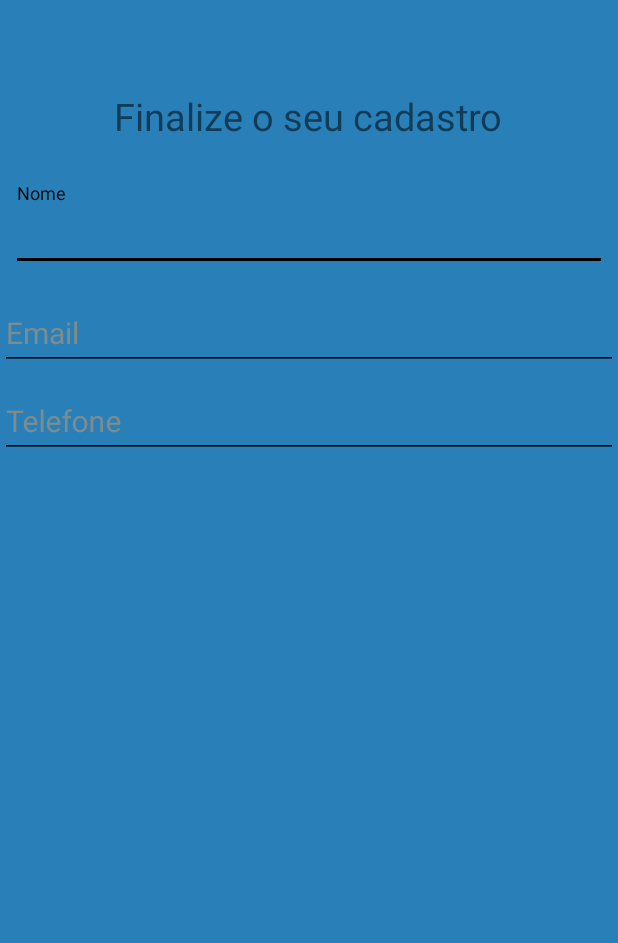
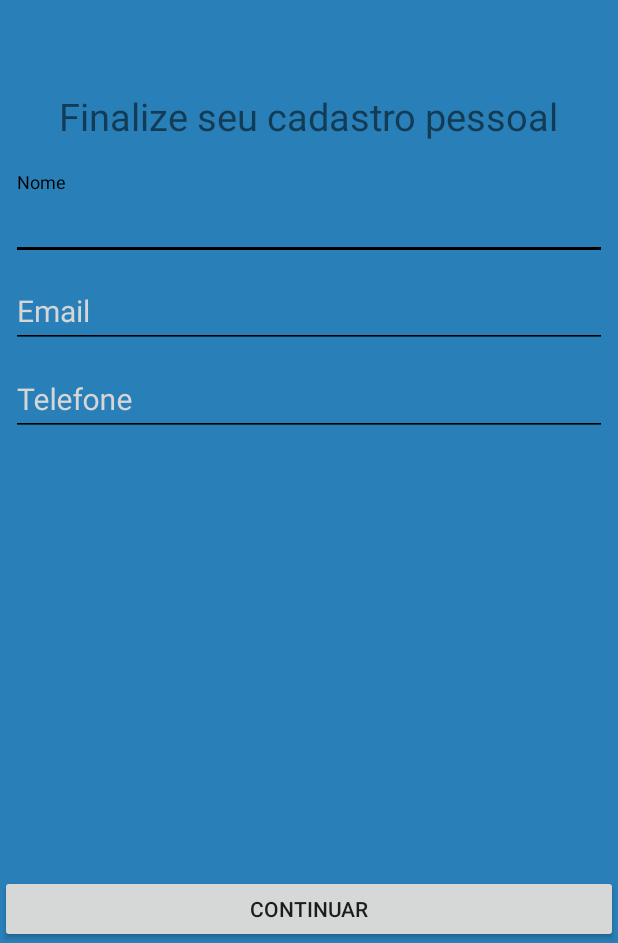
Before and after one commit to cesar1287/TagYou-android-app, an Android app: the RegisterActivity screen opened directly, with no data from a screen before it, on a phone screen of 412 x 824 dp, the part 293-1236 px from its top. Run offline under Robolectric (Android 15) with nearby library versions, the phone set to English and light mode, and no system bars.

Commit message:
Adição da activity regirter e category_register

```diff
--- a/app/build.gradle
+++ b/app/build.gradle
@@ -54,4 +54,5 @@ dependencies {
 
 
 
+
 apply plugin: 'com.google.gms.google-services'
--- a/app/src/main/AndroidManifest.xml
+++ b/app/src/main/AndroidManifest.xml
@@ -59,7 +59,8 @@
             android:name=".view.TagsFilterAffinityActivity"
             android:theme="@style/AppTheme.NoActionBar" />
         <activity android:name=".view.CompanyDetailsActivity" />
-        <activity android:name=".view.RegisterActivity"></activity>
+        <activity android:name=".view.RegisterActivity" />
+        <activity android:name=".view.CategoryRegisterActivity"></activity>
     </application>
 
 </manifest>
--- a/app/src/main/res/layout/activity_register.xml
+++ b/app/src/main/res/layout/activity_register.xml
@@ -1,5 +1,5 @@
 <?xml version="1.0" encoding="utf-8"?>
-<LinearLayout xmlns:android="http://schemas.android.com/apk/res/android"
+<RelativeLayout xmlns:android="http://schemas.android.com/apk/res/android"
     xmlns:app="http://schemas.android.com/apk/res-auto"
     xmlns:tools="http://schemas.android.com/tools"
     android:layout_width="match_parent"
@@ -9,10 +9,11 @@
     tools:context="comcesar1287.github.tagyou.view.RegisterActivity">
 
     <LinearLayout
+        android:id="@+id/logo"
         android:layout_width="wrap_content"
         android:layout_height="wrap_content"
         android:orientation="vertical"
-        android:layout_gravity="center"
+        android:layout_centerHorizontal="true"
         android:layout_marginTop="55dp"
         android:layout_marginBottom="50dp">
 
@@ -33,11 +34,13 @@
     </LinearLayout>
 
     <TextView
+        android:id="@+id/title"
         android:layout_width="wrap_content"
         android:layout_height="wrap_content"
-        android:text="Finalize o seu cadastro"
-        android:layout_gravity="center"
+        android:text="Finalize seu cadastro pessoal"
+        android:layout_centerHorizontal="true"
         android:textSize="25dp"
+        android:layout_below="@id/logo"
         android:layout_marginTop="10dp"
         android:layout_marginBottom="20dp"/>
 
@@ -46,8 +49,10 @@
         android:layout_width="match_parent"
         android:layout_height="wrap_content"
         android:theme="@style/TextLabel"
+        android:layout_below="@id/title"
         android:hint="Nome"
-        android:layout_margin="7dp">
+        android:layout_marginLeft="7dp"
+        android:layout_marginRight="7dp">
 
         <android.support.design.widget.TextInputEditText
             android:layout_width="match_parent"
@@ -60,7 +65,10 @@
         android:layout_width="match_parent"
         android:layout_height="wrap_content"
         android:theme="@style/TextLabel"
-        android:hint="Email">
+        android:layout_below="@id/register_name"
+        android:hint="Email"
+        android:layout_marginLeft="7dp"
+        android:layout_marginRight="7dp">
 
         <android.support.design.widget.TextInputEditText
             android:layout_width="match_parent"
@@ -73,7 +81,10 @@
         android:layout_width="match_parent"
         android:layout_height="wrap_content"
         android:theme="@style/TextLabel"
-        android:hint="Telefone">
+        android:layout_below="@id/register_email"
+        android:hint="Telefone"
+        android:layout_marginLeft="7dp"
+        android:layout_marginRight="7dp">
 
         <android.support.design.widget.TextInputEditText
             android:layout_width="match_parent"
@@ -81,6 +92,12 @@
 
     </android.support.design.widget.TextInputLayout>
 
+    <Button
+        android:id="@+id/button3"
+        android:layout_width="match_parent"
+        android:layout_height="45dp"
+        android:layout_alignParentBottom="true"
+        android:text="continuar"/>
 
 
-</LinearLayout>
+</RelativeLayout>
--- a/app/src/main/res/values/colors.xml
+++ b/app/src/main/res/values/colors.xml
@@ -6,7 +6,7 @@
     <color name="colorBackgroundSplash">#2980b9</color>
     <color name="colorTagYou">#ffffff</color>
     <color name="concrete">#95a5a6</color>
-    <color name="asbestos">#7f8c8d</color>
+    <color name="White">#ffffff</color>
 
     <color name="black">#000</color>
 
--- a/app/src/main/res/values/styles.xml
+++ b/app/src/main/res/values/styles.xml
@@ -19,7 +19,7 @@
 
     <style name="TextLabel" parent="Widget.Design.TextInputLayout">
     <!-- Hint color and label color in FALSE state -->
-    <item name="android:textColorHint">@color/asbestos</item>
+    <item name="android:textColorHint">@color/white</item>
     <item name="android:textSize">20sp</item>
     <!-- Label color in TRUE state and bar color FALSE and TRUE State -->
     <item name="colorAccent">@color/black</item>
```
Also changed, not shown: app/src/main/java/comcesar1287/github/tagyou/view/CategoryRegisterActivity.java (added, +25 -0 lines), app/src/main/res/layout/activity_category_register.xml (added, +38 -0 lines).
